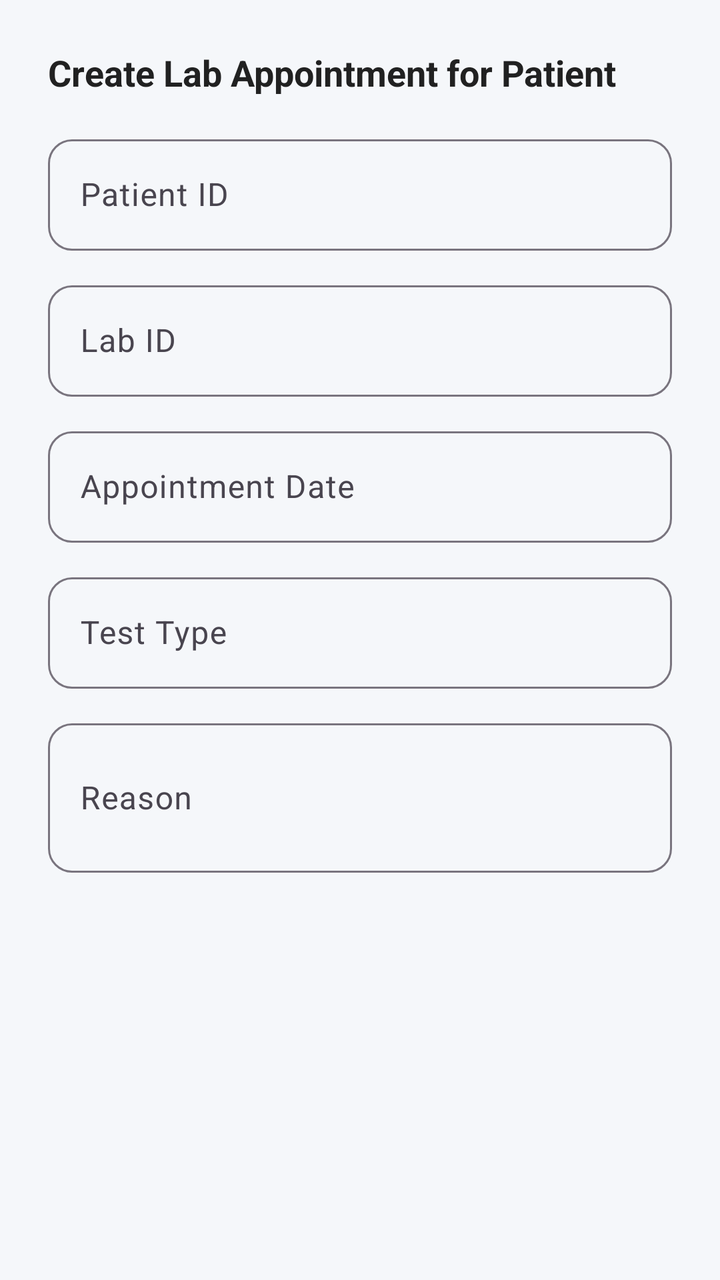
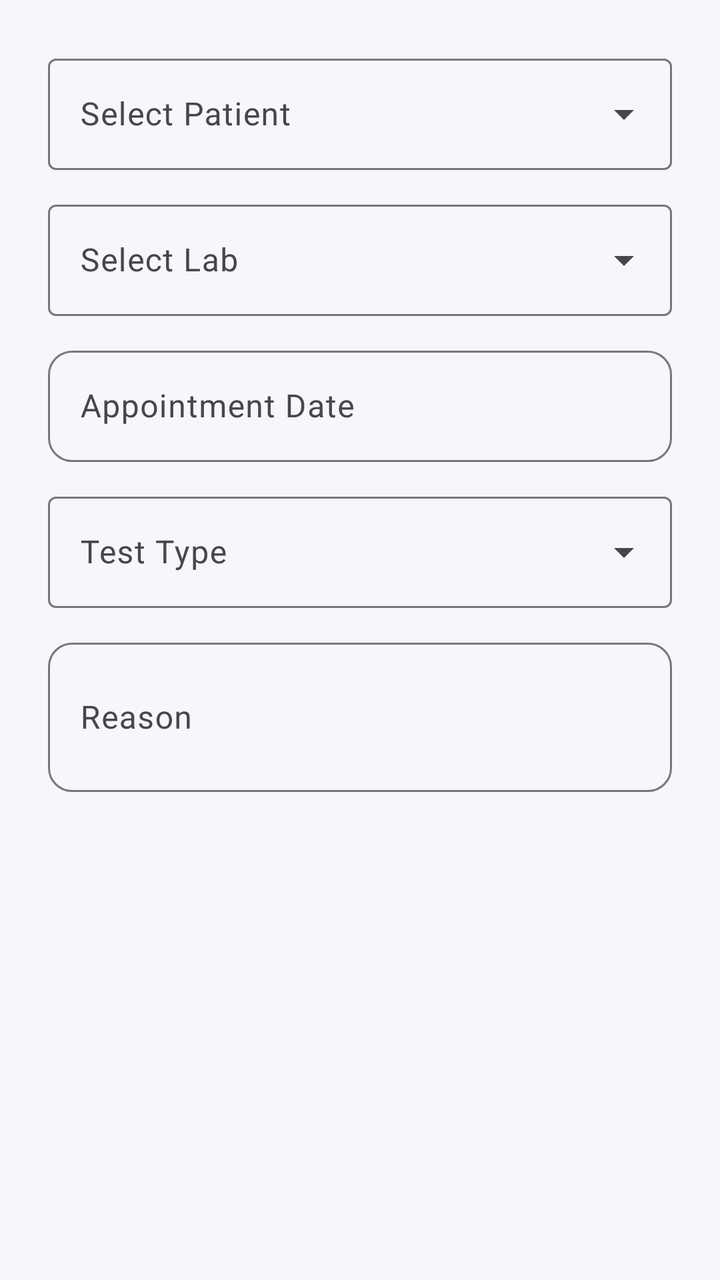

The first picture is an Android layout as it rendered before a commit; the second is the same layout after the commit. The layout source and the unified diff follow.
<!-- AndroidManifest.xml: application theme Theme.NithinHealth -->
<!-- res/layout/dialog_doctor_create_lab_appt.xml -->
<?xml version="1.0" encoding="utf-8"?>
<LinearLayout xmlns:android="http://schemas.android.com/apk/res/android"
    android:layout_width="match_parent"
    android:layout_height="wrap_content"
    android:orientation="vertical"
    android:padding="24dp">

    <TextView
        android:layout_width="wrap_content"
        android:layout_height="wrap_content"
        android:layout_marginBottom="16dp"
        android:text="Create Lab Appointment for Patient"
        android:textColor="@color/text_primary"
        android:textSize="18sp"
        android:textStyle="bold" />

    <com.google.android.material.textfield.TextInputLayout
        style="@style/TextInputStyle"
        android:layout_width="match_parent"
        android:layout_height="wrap_content"
        android:layout_marginBottom="12dp"
        android:hint="Patient ID">

        <com.google.android.material.textfield.TextInputEditText
            android:id="@+id/et_patient_id"
            android:layout_width="match_parent"
            android:layout_height="wrap_content"
            android:inputType="number" />
    </com.google.android.material.textfield.TextInputLayout>

    <com.google.android.material.textfield.TextInputLayout
        style="@style/TextInputStyle"
        android:layout_width="match_parent"
        android:layout_height="wrap_content"
        android:layout_marginBottom="12dp"
        android:hint="Lab ID">

        <com.google.android.material.textfield.TextInputEditText
            android:id="@+id/et_lab_id"
            android:layout_width="match_parent"
            android:layout_height="wrap_content"
            android:inputType="number" />
    </com.google.android.material.textfield.TextInputLayout>

    <com.google.android.material.textfield.TextInputLayout
        style="@style/TextInputStyle"
        android:layout_width="match_parent"
        android:layout_height="wrap_content"
        android:layout_marginBottom="12dp"
        android:hint="Appointment Date">

        <com.google.android.material.textfield.TextInputEditText
            android:id="@+id/et_date"
            android:layout_width="match_parent"
            android:layout_height="wrap_content"
            android:focusable="false"
            android:inputType="none" />
    </com.google.android.material.textfield.TextInputLayout>

    <com.google.android.material.textfield.TextInputLayout
        style="@style/TextInputStyle"
        android:layout_width="match_parent"
        android:layout_height="wrap_content"
        android:layout_marginBottom="12dp"
        android:hint="Test Type">

        <com.google.android.material.textfield.TextInputEditText
            android:id="@+id/et_test_type"
            android:layout_width="match_parent"
            android:layout_height="wrap_content"
            android:inputType="text" />
    </com.google.android.material.textfield.TextInputLayout>

    <com.google.android.material.textfield.TextInputLayout
        style="@style/TextInputStyle"
        android:layout_width="match_parent"
        android:layout_height="wrap_content"
        android:hint="Reason">

        <com.google.android.material.textfield.TextInputEditText
            android:id="@+id/et_reason"
            android:layout_width="match_parent"
            android:layout_height="wrap_content"
            android:inputType="textMultiLine"
            android:minLines="2" />
    </com.google.android.material.textfield.TextInputLayout>
</LinearLayout>
<!-- resources referenced by this layout -->
<resources>
  <color name="text_primary">#212121</color>
  <style name="TextInputStyle" parent="Widget.Material3.TextInputLayout.OutlinedBox">
          <item name="boxCornerRadiusTopStart">12dp</item>
          <item name="boxCornerRadiusTopEnd">12dp</item>
          <item name="boxCornerRadiusBottomStart">12dp</item>
          <item name="boxCornerRadiusBottomEnd">12dp</item>
      </style>
  <style name="Theme.NithinHealth" parent="Theme.Material3.Light.NoActionBar">
          <item name="colorPrimary">@color/primary</item>
          <item name="colorPrimaryDark">@color/primary_dark</item>
          <item name="colorSecondary">@color/secondary</item>
          <item name="colorAccent">@color/accent</item>
          <item name="android:colorBackground">@color/background</item>
          <item name="colorSurface">@color/surface</item>
          <item name="colorError">@color/error</item>
          <item name="colorOnPrimary">@color/on_primary</item>
          <item name="colorOnSecondary">@color/on_secondary</item>
          <item name="colorOnBackground">@color/on_background</item>
          <item name="colorOnSurface">@color/on_surface</item>
          <item name="colorOnError">@color/on_error</item>
          <item name="android:statusBarColor">@color/primary_dark</item>
          <item name="android:navigationBarColor">@color/surface</item>
      </style>
  <color name="primary">#1565C0</color>
  <color name="primary_dark">#0D47A1</color>
  <color name="secondary">#00897B</color>
  <color name="accent">#FF6F00</color>
  <color name="background">#F5F7FA</color>
  <color name="surface">#FFFFFF</color>
  <color name="error">#D32F2F</color>
  <color name="on_primary">#FFFFFF</color>
  <color name="on_secondary">#FFFFFF</color>
  <color name="on_background">#1C1B1F</color>
  <color name="on_surface">#1C1B1F</color>
  <color name="on_error">#FFFFFF</color>
</resources>

<!-- the commit's change to res/layout/dialog_doctor_create_lab_appt.xml (unified diff, before → after) -->
@@ -5,41 +5,32 @@
     android:orientation="vertical"
     android:padding="24dp">
 
-    <TextView
-        android:layout_width="wrap_content"
-        android:layout_height="wrap_content"
-        android:layout_marginBottom="16dp"
-        android:text="Create Lab Appointment for Patient"
-        android:textColor="@color/text_primary"
-        android:textSize="18sp"
-        android:textStyle="bold" />
-
     <com.google.android.material.textfield.TextInputLayout
-        style="@style/TextInputStyle"
+        style="@style/Widget.Material3.TextInputLayout.OutlinedBox.ExposedDropdownMenu"
         android:layout_width="match_parent"
         android:layout_height="wrap_content"
         android:layout_marginBottom="12dp"
-        android:hint="Patient ID">
+        android:hint="Select Patient">
 
-        <com.google.android.material.textfield.TextInputEditText
-            android:id="@+id/et_patient_id"
+        <AutoCompleteTextView
+            android:id="@+id/actv_patient"
             android:layout_width="match_parent"
             android:layout_height="wrap_content"
-            android:inputType="number" />
+            android:inputType="none" />
     </com.google.android.material.textfield.TextInputLayout>
 
     <com.google.android.material.textfield.TextInputLayout
-        style="@style/TextInputStyle"
+        style="@style/Widget.Material3.TextInputLayout.OutlinedBox.ExposedDropdownMenu"
         android:layout_width="match_parent"
         android:layout_height="wrap_content"
         android:layout_marginBottom="12dp"
-        android:hint="Lab ID">
+        android:hint="Select Lab">
 
-        <com.google.android.material.textfield.TextInputEditText
-            android:id="@+id/et_lab_id"
+        <AutoCompleteTextView
+            android:id="@+id/actv_lab"
             android:layout_width="match_parent"
             android:layout_height="wrap_content"
-            android:inputType="number" />
+            android:inputType="none" />
     </com.google.android.material.textfield.TextInputLayout>
 
     <com.google.android.material.textfield.TextInputLayout
@@ -58,17 +49,17 @@
     </com.google.android.material.textfield.TextInputLayout>
 
     <com.google.android.material.textfield.TextInputLayout
-        style="@style/TextInputStyle"
+        style="@style/Widget.Material3.TextInputLayout.OutlinedBox.ExposedDropdownMenu"
         android:layout_width="match_parent"
         android:layout_height="wrap_content"
         android:layout_marginBottom="12dp"
         android:hint="Test Type">
 
-        <com.google.android.material.textfield.TextInputEditText
-            android:id="@+id/et_test_type"
+        <AutoCompleteTextView
+            android:id="@+id/actv_test_type"
             android:layout_width="match_parent"
             android:layout_height="wrap_content"
-            android:inputType="text" />
+            android:inputType="none" />
     </com.google.android.material.textfield.TextInputLayout>
 
     <com.google.android.material.textfield.TextInputLayout
<!-- resource entries referenced after the edit -->
@@ -1,6 +1,5 @@
 <!-- resources referenced by this layout -->
 <resources>
-  <color name="text_primary">#212121</color>
   <style name="TextInputStyle" parent="Widget.Material3.TextInputLayout.OutlinedBox">
           <item name="boxCornerRadiusTopStart">12dp</item>
           <item name="boxCornerRadiusTopEnd">12dp</item>
